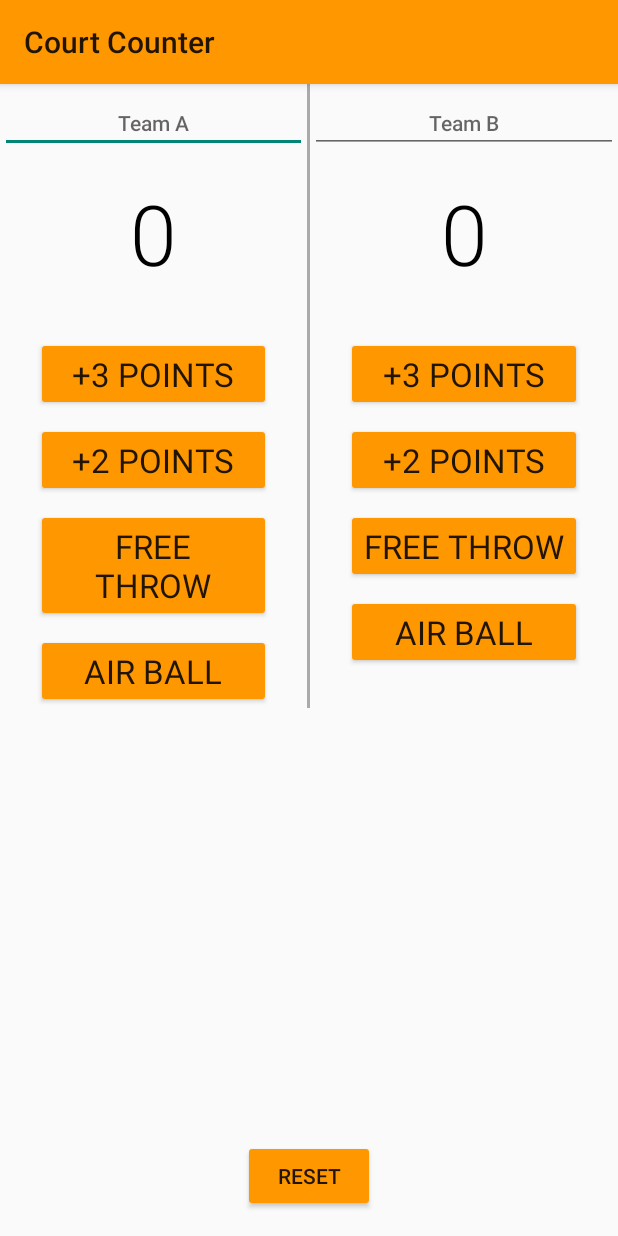
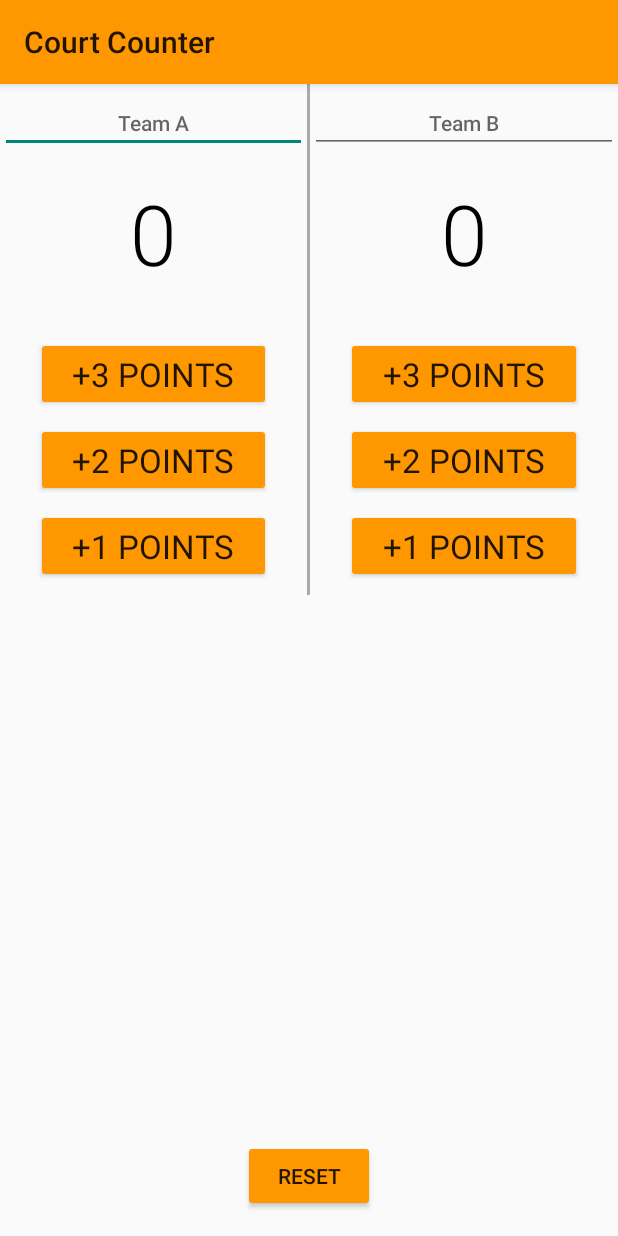
Before and after one commit to RealCR1/CourtCounter, an Android app: the screen it shows after launch (MainActivity), after a tap on "RESET", on a phone screen of 412 x 824 dp. Run offline under Robolectric (Android 15) with nearby library versions, the phone set to English and light mode, and no system bars.

Commit message:
In the previous version,I found an error that when we tried to reset all the data,the data of EditText haven't change.It is inconvience.

```diff
--- a/app/src/main/java/com/example/administrator/courtcounter/MainActivity.java
+++ b/app/src/main/java/com/example/administrator/courtcounter/MainActivity.java
@@ -23,8 +23,8 @@ import java.io.OutputStreamWriter;
 public class MainActivity extends AppCompatActivity {
     int scoreTeamA = 0;
     int scoreTeamB = 0;
-    private EditText editTeamA;
-    private EditText editTeamB;
+    public EditText editTeamA;
+    public EditText editTeamB;
 
     @Override
     protected void onCreate(Bundle savedInstanceState) {
@@ -176,6 +176,19 @@ public class MainActivity extends AppCompatActivity {
         scoreTeamB = 0;
         displayForTeamA(scoreTeamA);
         displayForTeamB(scoreTeamB);
+        displayNullTextForTeam(editTeamA,editTeamB);
 
     }
+    /*When we reset the APP
+    we should get the null EditText and the null socre for team A and team B.
+
+     */
+    public void displayNullTextForTeam(EditText editTeamA ,EditText editTeamB){
+        editTeamA = (EditText) findViewById(R.id.edit_team_a);
+        editTeamB = (EditText) findViewById(R.id.edit_team_b);
+        editTeamA.setText(null);
+        editTeamB.setText(null);
+    }
+
+
 }
--- a/app/src/main/res/layout/activity_main.xml
+++ b/app/src/main/res/layout/activity_main.xml
@@ -1,9 +1,8 @@
 <?xml version="1.0" encoding="utf-8"?>
 <RelativeLayout xmlns:android="http://schemas.android.com/apk/res/android"
     xmlns:tools="http://schemas.android.com/tools"
-    android:layout_height="match_parent"
     android:layout_width="match_parent"
-    >
+    android:layout_height="match_parent">
 
     <LinearLayout
         android:id="@+id/activity_main"
@@ -14,8 +13,8 @@
 
         <LinearLayout
             android:layout_width="0dp"
+            android:layout_height="wrap_content"
             android:layout_weight="1"
-            android:layout_height="wrap_content"
             android:orientation="vertical"
 
             tools:context="com.example.administrator.courtcounter.MainActivity">
@@ -24,32 +23,32 @@
                 android:id="@+id/edit_team_a"
                 android:layout_width="match_parent"
                 android:layout_height="wrap_content"
+                android:fontFamily="sans-serif-medium"
                 android:gravity="center"
                 android:hint="Team A"
                 android:maxLines="2"
                 android:paddingTop="16dp"
-                android:textSize="14sp"
                 android:textColor="#616161"
-                android:fontFamily="sans-serif-medium"/>
+                android:textSize="14sp" />
 
             <TextView
                 android:id="@+id/team_a_score"
                 android:layout_width="match_parent"
                 android:layout_height="wrap_content"
+                android:fontFamily="sans-serif-light"
+                android:gravity="center"
+                android:paddingBottom="32dp"
                 android:paddingTop="16dp"
-                android:paddingBottom="32dp"
                 android:text="0"
-                android:gravity="center"
-                android:textSize="56sp"
                 android:textColor="#000000"
-                android:fontFamily="sans-serif-light"/>
+                android:textSize="56sp" />
 
             <Button
                 android:layout_width="match_parent"
                 android:layout_height="wrap_content"
+                android:layout_marginBottom="8dp"
                 android:layout_marginLeft="24dp"
                 android:layout_marginRight="24dp"
-                android:layout_marginBottom="8dp"
                 android:gravity="center"
                 android:onClick="addThreeForTeamA"
                 android:text="+3 POINTS"
@@ -57,10 +56,10 @@
 
             <Button
                 android:layout_width="match_parent"
+                android:layout_height="wrap_content"
+                android:layout_marginBottom="8dp"
                 android:layout_marginLeft="24dp"
                 android:layout_marginRight="24dp"
-                android:layout_marginBottom="8dp"
-                android:layout_height="wrap_content"
                 android:gravity="center"
                 android:onClick="addTwoForTeamA"
                 android:text="+2 POINTS"
@@ -69,37 +68,29 @@
             <Button
                 android:layout_width="match_parent"
                 android:layout_height="wrap_content"
-                android:gravity="center"
+                android:layout_marginBottom="8dp"
                 android:layout_marginLeft="24dp"
                 android:layout_marginRight="24dp"
-                android:layout_marginBottom="8dp"
+                android:gravity="center"
                 android:onClick="addOneForTeamA"
-                android:text="free throw"
+                android:text="+1 POINTS"
                 android:textAllCaps="true"
                 android:textAppearance="?android:textAppearanceLarge" />
 
-            <Button
-                android:layout_width="match_parent"
-                android:layout_height="wrap_content"
-                android:gravity="center"
-                android:layout_marginLeft="24dp"
-                android:layout_marginRight="24dp"
-                android:text="air ball"
-                android:textAllCaps="true"
-                android:textAppearance="?android:textAppearanceLarge" />
 
         </LinearLayout>
+
         <View
+            android:layout_width="2dp"
             android:layout_height="match_parent"
-            android:layout_width="2dp"
             android:background="@android:color/darker_gray">
 
         </View>
 
         <LinearLayout
             android:layout_width="0dp"
+            android:layout_height="wrap_content"
             android:layout_weight="1"
-            android:layout_height="wrap_content"
             android:orientation="vertical"
 
             tools:context="com.example.administrator.courtcounter.MainActivity">
@@ -108,32 +99,32 @@
                 android:id="@+id/edit_team_b"
                 android:layout_width="match_parent"
                 android:layout_height="wrap_content"
+                android:fontFamily="sans-serif-medium"
                 android:gravity="center"
                 android:hint="Team B"
                 android:paddingTop="16dp"
-                android:textSize="14sp"
                 android:textColor="#616161"
-                android:fontFamily="sans-serif-medium" />
+                android:textSize="14sp" />
 
             <TextView
                 android:id="@+id/team_b_score"
                 android:layout_width="match_parent"
                 android:layout_height="wrap_content"
+                android:fontFamily="sans-serif-light"
                 android:gravity="center"
+                android:paddingBottom="32dp"
+                android:paddingTop="16dp"
                 android:text="0"
-                android:paddingTop="16dp"
-                android:paddingBottom="32dp"
-                android:textSize="56sp"
                 android:textColor="#000000"
-                android:fontFamily="sans-serif-light" />
+                android:textSize="56sp" />
 
             <Button
                 android:layout_width="match_parent"
                 android:layout_height="wrap_content"
-                android:gravity="center"
+                android:layout_marginBottom="8dp"
                 android:layout_marginLeft="24dp"
                 android:layout_marginRight="24dp"
-                android:layout_marginBottom="8dp"
+                android:gravity="center"
                 android:onClick="addThreeForTeamB"
                 android:text="+3 POINTS"
                 android:textAppearance="?android:textAppearanceLarge" />
@@ -141,10 +132,10 @@
             <Button
                 android:layout_width="match_parent"
                 android:layout_height="wrap_content"
-                android:gravity="center"
+                android:layout_marginBottom="8dp"
                 android:layout_marginLeft="24dp"
                 android:layout_marginRight="24dp"
-                android:layout_marginBottom="8dp"
+                android:gravity="center"
                 android:onClick="addTwoForTeamB"
                 android:text="+2 POINTS"
                 android:textAppearance="?android:textAppearanceLarge" />
@@ -152,37 +143,28 @@
             <Button
                 android:layout_width="match_parent"
                 android:layout_height="wrap_content"
-                android:gravity="center"
+                android:layout_marginBottom="8dp"
                 android:layout_marginLeft="24dp"
                 android:layout_marginRight="24dp"
-                android:layout_marginBottom="8dp"
+                android:gravity="center"
                 android:onClick="addOneForTeamB"
-                android:text="free throw"
+                android:text="+1 POINTS"
                 android:textAllCaps="true"
                 android:textAppearance="?android:textAppearanceLarge" />
 
-            <Button
-                android:layout_width="match_parent"
-                android:layout_height="wrap_content"
-                android:gravity="center"
-                android:layout_marginLeft="24dp"
-                android:layout_marginRight="24dp"
-                android:text="air ball"
-                android:textAllCaps="true"
-                android:textAppearance="?android:textAppearanceLarge" />
 
         </LinearLayout>
 
 
+    </LinearLayout>
 
-    </LinearLayout>
     <Button
         android:layout_width="wrap_content"
         android:layout_height="wrap_content"
-        android:text="reset"
-        android:textAllCaps="true"
         android:layout_alignParentBottom="true"
         android:layout_centerHorizontal="true"
         android:layout_marginBottom="16dp"
-        android:onClick="resetForScore"/>
+        android:onClick="resetForScore"
+        android:text="reset"
+        android:textAllCaps="true" />
 </RelativeLayout>
```
